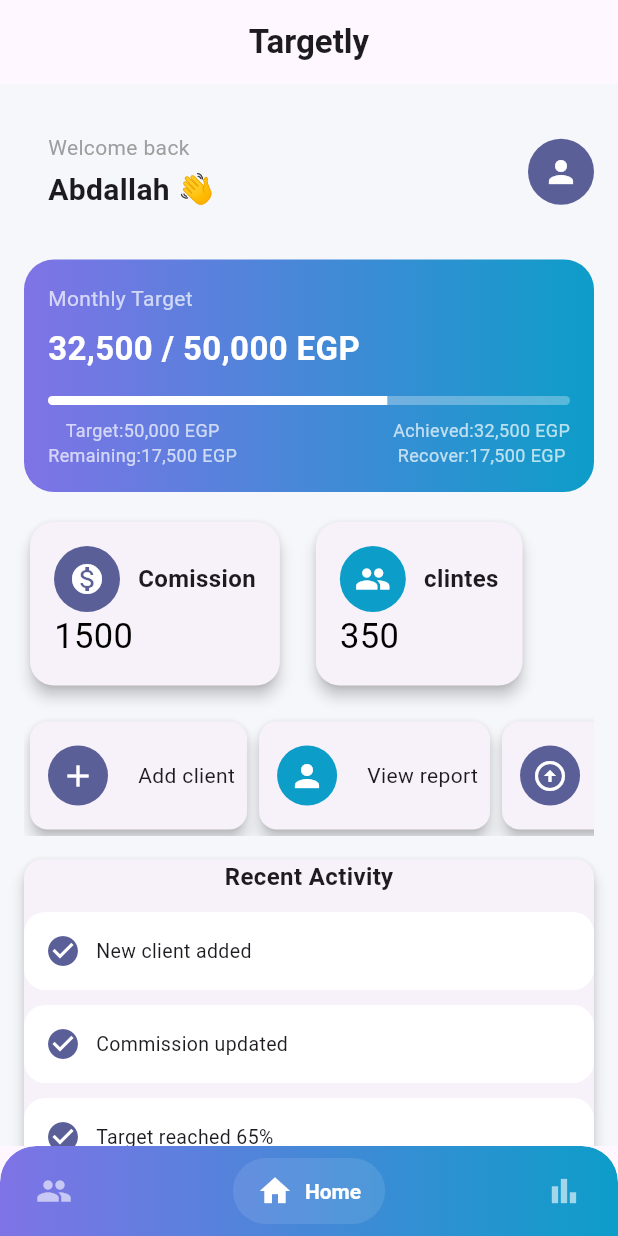
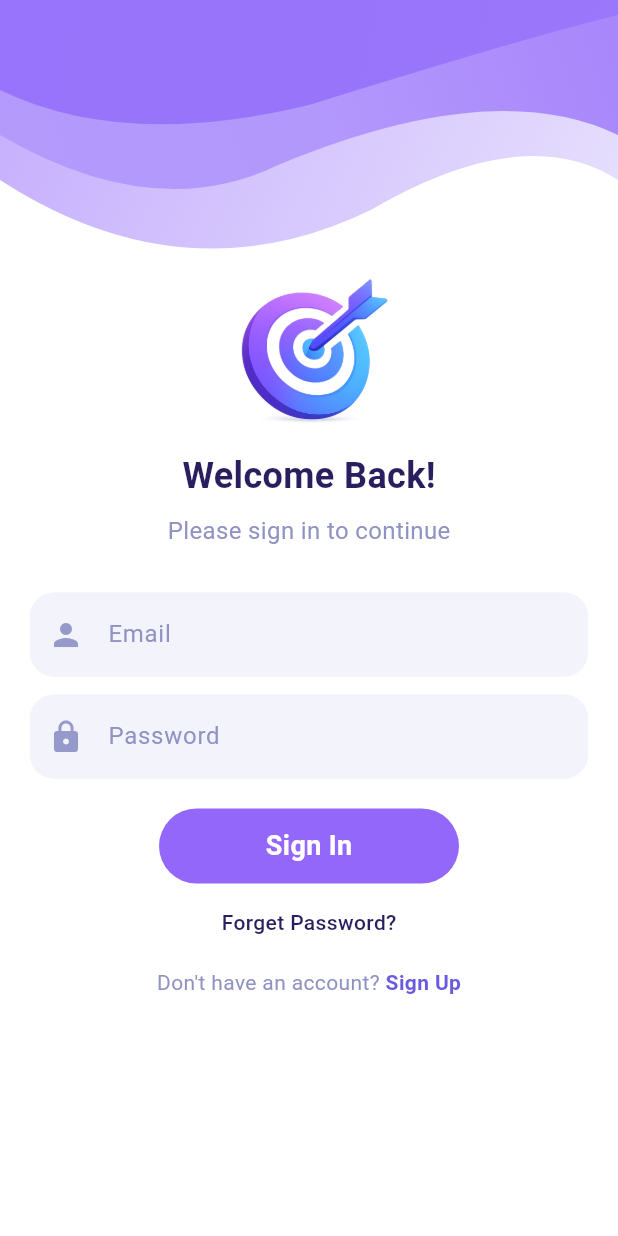
Before and after one commit to Abdallahmusa310/Targetly, a Flutter app: the screen it shows after launch, on a phone screen of 412 x 824 dp. Run offline on Flutter 3.47's test engine with Material 3 defaults, Android fonts, the phone set to English and light mode, and no system bars; drawn by our look-alikes of salomon_bottom_bar; our stand-ins replace animated_splash_screen, flutter_slidable, font_awesome_flutter, lottie, percent_indicator.

Commit message:
create sign in screen

```diff
--- a/lib/ui/screens/clintes_screen/clients_screen.dart
+++ b/lib/ui/screens/clintes_screen/clients_screen.dart
@@ -1,6 +1,6 @@
 import 'package:flutter/material.dart';
 import 'package:targetly/ui/screens/clintes_screen/widgets/clients_list.dart';
-import 'package:targetly/ui/shared/search_feild.dart';
+import 'package:targetly/ui/shared/text_field.dart';
 import 'package:targetly/ui/shared/floating_action_boutton.dart';
 
 class ClientsScreen extends StatelessWidget {
--- a/lib/ui/screens/home_screen/home_screen.dart
+++ b/lib/ui/screens/home_screen/home_screen.dart
@@ -1,6 +1,5 @@
 import 'package:flutter/material.dart';
 import 'package:targetly/ui/screens/home_screen/widgets/header.dart';
-
 import 'package:targetly/ui/screens/home_screen/widgets/quick_ation_list.dart';
 import 'package:targetly/ui/screens/home_screen/widgets/recent_activity.dart';
 import 'package:targetly/ui/screens/home_screen/widgets/stat_list.dart';
--- /dev/null
+++ b/lib/ui/screens/sign_in_screen/sign_in_screen.dart
@@ -0,0 +1,130 @@
+import 'package:flutter/material.dart';
+import 'package:targetly/ui/screens/sign_in_screen/widgets/waves.dart';
+import 'package:targetly/ui/shared/boutton.dart';
+import 'package:targetly/ui/shared/text_field.dart';
+
+class SignInScreen extends StatelessWidget {
+  const SignInScreen({super.key});
+
+  @override
+  Widget build(BuildContext context) {
+    return Scaffold(
+      backgroundColor: Colors.white,
+      body: SingleChildScrollView(
+        child: Column(
+          children: [
+            Stack(
+              clipBehavior: Clip.none,
+              children: [
+                LightWave(),
+                MidWave(),
+                MainWave(),
+                Positioned(
+                  left: 0,
+                  right: 0,
+                  bottom: -130,
+                  child: Column(
+                    children: [
+                      ClipRRect(
+                        borderRadius: BorderRadius.circular(20),
+                        child: Image.asset(
+                          'assets/targetly icon.png',
+                          width: 180,
+                          height: 180,
+                          fit: BoxFit.cover,
+                        ),
+                      ),
+                    ],
+                  ),
+                ),
+              ],
+            ),
+
+            const SizedBox(height: 100),
+
+            /// ====== FORM SECTION ======
+            Padding(
+              padding: const EdgeInsets.symmetric(horizontal: 20),
+              child: Column(
+                children: [
+                  const Text(
+                    'Welcome Back!',
+                    style: TextStyle(
+                      fontSize: 24,
+                      fontWeight: FontWeight.bold,
+                      color: Color(0xff2B1E5E),
+                    ),
+                  ),
+
+                  const SizedBox(height: 8),
+
+                  const Text(
+                    'Please sign in to continue',
+                    style: TextStyle(fontSize: 16, color: Color(0xff8F92C2)),
+                  ),
+
+                  const SizedBox(height: 30),
+
+                  SharedTextFeild(
+                    hintText: "Email",
+                    hintStyle: const TextStyle(color: Color(0xff8F92C2)),
+                    prefixIcon: const Icon(
+                      Icons.person,
+                      color: Color(0xff969ACA),
+                    ),
+                  ),
+
+                  const SizedBox(height: 12),
+
+                  SharedTextFeild(
+                    hintText: "Password",
+                    hintStyle: const TextStyle(color: Color(0xff8F92C2)),
+                    prefixIcon: const Icon(
+                      Icons.lock,
+                      color: Color(0xff969ACA),
+                    ),
+                  ),
+
+                  const SizedBox(height: 20),
+
+                  Sharedboutton(),
+
+                  const SizedBox(height: 16),
+
+                  const Text(
+                    'Forget Password?',
+                    style: TextStyle(
+                      color: Color(0xff2B1E5E),
+                      fontWeight: FontWeight.w500,
+                    ),
+                  ),
+
+                  const SizedBox(height: 20),
+
+                  Row(
+                    mainAxisAlignment: MainAxisAlignment.center,
+                    children: const [
+                      Text(
+                        'Don\'t have an account? ',
+                        style: TextStyle(color: Color(0xff8F92C2)),
+                      ),
+                      Text(
+                        'Sign Up',
+                        style: TextStyle(
+                          color: Color(0xff6A5AE0),
+                          fontWeight: FontWeight.bold,
+                        ),
+                      ),
+                    ],
+                  ),
+
+                  const SizedBox(height: 30),
+                ],
+              ),
+            ),
+          ],
+        ),
+      ),
+    );
+  }
+}
--- /dev/null
+++ b/lib/ui/screens/sign_in_screen/widgets/waves.dart
@@ -0,0 +1,156 @@
+import 'package:flutter/material.dart';
+
+class LightWave extends StatelessWidget {
+  const LightWave({super.key});
+
+  @override
+  Widget build(BuildContext context) {
+    return ClipPath(
+      clipper: LightWaveClipper(),
+      child: Container(
+        height: 200,
+        decoration: const BoxDecoration(
+          gradient: LinearGradient(
+            begin: Alignment.topLeft,
+            end: Alignment.bottomRight,
+            colors: [Color(0xffC4ACFD), Color(0xffE8E2FD)],
+          ),
+        ),
+      ),
+    );
+  }
+}
+
+class LightWaveClipper extends CustomClipper<Path> {
+  @override
+  Path getClip(Size size) {
+    Path path = Path();
+
+    path.lineTo(0, size.height - 80);
+
+    path.quadraticBezierTo(
+      size.width * 0.3,
+      size.height,
+      size.width * 0.6,
+      size.height - 60,
+    );
+
+    path.quadraticBezierTo(
+      size.width * 0.85,
+      size.height - 120,
+      size.width,
+      size.height - 80,
+    );
+
+    path.lineTo(size.width, 0);
+    path.close();
+    return path;
+  }
+
+  @override
+  bool shouldReclip(covariant CustomClipper<Path> oldClipper) => false;
+}
+
+// ////light wave
+class MidWave extends StatelessWidget {
+  const MidWave({super.key});
+
+  @override
+  Widget build(BuildContext context) {
+    return ClipPath(
+      clipper: MidWaveClipper(),
+      child: Container(
+        height: 150,
+        decoration: const BoxDecoration(
+          gradient: LinearGradient(
+            begin: Alignment.topRight,
+            end: Alignment.bottomLeft,
+            colors: [Color(0xffA886FB), Color(0xffB398FC), Color(0xffB49AFB)],
+          ),
+        ),
+      ),
+    );
+  }
+}
+
+class MidWaveClipper extends CustomClipper<Path> {
+  @override
+  Path getClip(Size size) {
+    Path path = Path();
+
+    path.lineTo(0, size.height - 60);
+
+    path.quadraticBezierTo(
+      size.width * 0.25,
+      size.height,
+      size.width * 0.45,
+      size.height - 40,
+    );
+
+    path.quadraticBezierTo(
+      size.width * 0.8,
+      size.height - 100,
+      size.width,
+      size.height - 60,
+    );
+
+    path.lineTo(size.width, 0);
+    path.close();
+    return path;
+  }
+
+  @override
+  bool shouldReclip(covariant CustomClipper<Path> oldClipper) => false;
+}
+
+////midwave
+class MainWave extends StatelessWidget {
+  const MainWave({super.key});
+
+  @override
+  Widget build(BuildContext context) {
+    return ClipPath(
+      clipper: MainWaveClipper(),
+      child: Container(
+        height: 100,
+        decoration: const BoxDecoration(
+          gradient: LinearGradient(
+            begin: Alignment.topLeft,
+            end: Alignment.bottomRight,
+            colors: [Color(0xFF9774FB), Color(0xff9874FA), Color(0xff9A77FB)],
+          ),
+        ),
+      ),
+    );
+  }
+}
+
+class MainWaveClipper extends CustomClipper<Path> {
+  @override
+  Path getClip(Size size) {
+    Path path = Path();
+
+    path.lineTo(0, size.height - 40);
+
+    path.quadraticBezierTo(
+      size.width * 0.2,
+      size.height,
+      size.width * 0.5,
+      size.height - 30,
+    );
+
+    path.quadraticBezierTo(
+      size.width * 0.85,
+      size.height - 75,
+      size.width,
+      size.height - 90, //الارتفاع من اليمين
+    );
+
+    path.lineTo(size.width, 0);
+    path.close();
+    return path;
+  }
+
+  @override
+  bool shouldReclip(covariant CustomClipper<Path> oldClipper) => false;
+}
--- a/lib/ui/screens/splash_screen/splash_screen.dart
+++ b/lib/ui/screens/splash_screen/splash_screen.dart
@@ -1,7 +1,7 @@
 import 'package:animated_splash_screen/animated_splash_screen.dart';
 import 'package:flutter/material.dart';
 import 'package:lottie/lottie.dart';
-import 'package:targetly/ui/screens/navigation/navigation_screen.dart';
+import 'package:targetly/ui/screens/sign_in_screen/sign_in_screen.dart';
 
 class SplashScreen extends StatelessWidget {
   const SplashScreen({super.key});
@@ -22,7 +22,7 @@ class SplashScreen extends StatelessWidget {
       duration: 500,
       splashIconSize: 900,
       centered: true,
-      nextScreen: NavigationScreen(),
+      nextScreen: SignInScreen(),
     );
   }
 }
--- /dev/null
+++ b/lib/ui/shared/boutton.dart
@@ -0,0 +1,27 @@
+import 'package:flutter/material.dart';
+
+class Sharedboutton extends StatelessWidget {
+  const Sharedboutton({super.key});
+
+  @override
+  Widget build(BuildContext context) {
+    return Container(
+      height: 50,
+      width: 200,
+      decoration: BoxDecoration(
+        color: Color(0xff9367FA),
+        borderRadius: BorderRadius.circular(30),
+      ),
+      child: Center(
+        child: Text(
+          'Sign In',
+          style: TextStyle(
+            color: Colors.white,
+            fontSize: 18,
+            fontWeight: FontWeight.bold,
+          ),
+        ),
+      ),
+    );
+  }
+}
--- a/lib/ui/shared/search_feild.dart
+++ b/lib/ui/shared/text_field.dart
@@ -5,28 +5,35 @@ class SharedTextFeild extends StatelessWidget {
     super.key,
     required this.hintText,
     required this.prefixIcon,
+    this.hintStyle,
+    this.suffixIcon,
   });
+
   final String hintText;
+  final Widget? suffixIcon;
   final Widget prefixIcon;
+  final TextStyle? hintStyle;
 
   @override
   Widget build(BuildContext context) {
     return TextField(
       decoration: InputDecoration(
         hintText: hintText,
+        hintStyle: hintStyle,
         prefixIcon: prefixIcon,
+        suffixIcon: suffixIcon,
 
         filled: true,
-        fillColor: Colors.white,
+        fillColor: Color(0xffF3F3FC),
 
         enabledBorder: OutlineInputBorder(
           borderRadius: BorderRadius.circular(16),
-          borderSide: BorderSide(color: Colors.grey.shade300, width: 1),
+          borderSide: BorderSide(color: Color(0xffF3F3FC), width: 1),
         ),
 
         focusedBorder: OutlineInputBorder(
           borderRadius: BorderRadius.circular(16),
-          borderSide: const BorderSide(color: Color(0xFF5B5F97), width: 1.5),
+          borderSide: const BorderSide(color: Color(0xFF5B5F97), width: 2),
         ),
       ),
     );
--- a/pubspec.yaml
+++ b/pubspec.yaml
@@ -68,6 +68,8 @@ flutter:
   # To add assets to your application, add an assets section, like this:
   assets:
      - assets/Mission.json
+     - assets/targetly icon.png
+     - assets/image.png
 
 
   # An image asset can refer to one or more resolution-specific "variants", see
```
Also changed, not shown: assets/image.png (added), assets/targetly icon.png (added).
